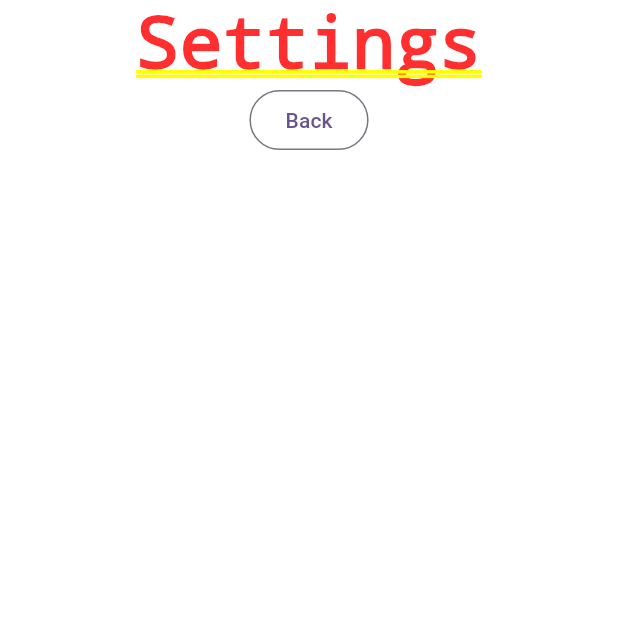
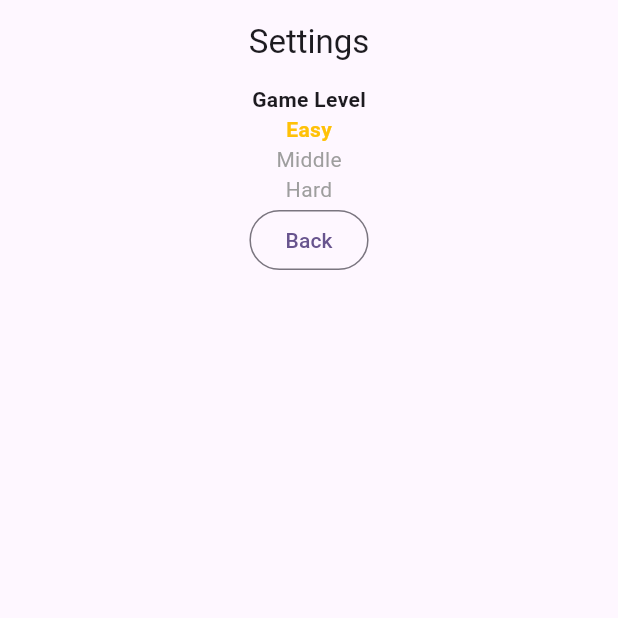
Before and after one commit to PelipetsOlga/TicTacToe, a Flutter app: the screen it shows after launch, after a tap on "Run", after a tap on "Back", after a tap on "Settings", on a phone screen of 412 x 824 dp, the top half of it. Run offline on Flutter 3.47's test engine with Material 2 defaults, Android fonts, the phone set to English and light mode, and no system bars; our stand-ins replace equatable, flutter_bloc, get_it, go_router, shared_preferences.

Commit message:
Settings

```diff
--- a/lib/wigets/board_vidget.dart
+++ b/lib/game/board_vidget.dart
@@ -1,5 +1,5 @@
 import 'package:flutter/material.dart';
-import 'package:tic_tac_game/wigets/cell_widget.dart';
+import 'package:tic_tac_game/game/cell_widget.dart';
 import 'package:tic_tac_game/logic/models.dart';
 
 typedef CellTapCallback = void Function(Point point);
--- a/lib/wigets/game_widget.dart
+++ b/lib/game/game_widget.dart
@@ -1,5 +1,7 @@
 import 'package:flutter/material.dart';
+import 'package:get_it/get_it.dart';
 import 'package:go_router/go_router.dart';
+import 'package:tic_tac_game/logic/game_repository.dart';
 import 'package:tic_tac_game/logic/models.dart';
 import 'package:tic_tac_game/logic/game_model.dart';
 
@@ -17,16 +19,14 @@ class GameWidget extends StatefulWidget {
 class GameWidgetState extends State<GameWidget> {
   late GameModel viewModel;
   late Board board;
-
-  @override
-  void initState() {
-    viewModel = GameModel();
-    board = viewModel.board;
-    super.initState();
-  }
+  late GameRepository repository;
 
   @override
   Widget build(BuildContext context) {
+    // repository = GetIt.instance.get<GameRepository>();
+    // viewModel = await repository.provideGameModel();
+    viewModel = GameModel(Level.easy, WhosTurnBeFirst.me, GameType.g_6_6_4, true);
+    board = viewModel.board;
     IconData iconData;
     if (viewModel.nextSymbol == TicTacSymbol.cross) {
       iconData = Icons.close_rounded;
--- a/lib/logic/game_model.dart
+++ b/lib/logic/game_model.dart
@@ -1,17 +1,21 @@
 
 import 'package:tic_tac_game/logic/models.dart';
-import 'package:tic_tac_game/utils.dart';
+import 'package:tic_tac_game/logic/utils.dart';
 
 class GameModel {
   late Board board;
   late TicTacSymbol nextSymbol;
+  Level level;
+  WhosTurnBeFirst whoFirst;
+  GameType gameType;
+  bool gameWithComp;
 
-  GameModel() {
+  GameModel(this.level, this.whoFirst, this.gameType, this.gameWithComp) {
     reset();
   }
 
   void reset() {
-    board = Board(6, 4, true);
+    board = Board(gameType.fieldSize, gameType.winLength, gameWithComp);
     nextSymbol = TicTacSymbol.cross;
   }
 
--- /dev/null
+++ b/lib/logic/game_repository.dart
@@ -0,0 +1,144 @@
+import 'package:tic_tac_game/logic/models.dart';
+import 'game_model.dart';
+import 'package:shared_preferences/shared_preferences.dart';
+
+abstract class GameRepository {
+
+  Future<GameModel> provideGameModel();
+  Future<Level> getLevel();
+  Future<WhosTurnBeFirst> whosTurnBeFirst();
+  Future<GameType> gameType();
+  Future<void> setLevel(Level level);
+  Future<void> setWhosTurnBeFirst(WhosTurnBeFirst who);
+  Future<void> setGameType(GameType type);
+  Future<void> setGameWithComp(bool value);
+  Future<bool> isGameWithComp();
+}
+
+class GameRepositoryImpl extends GameRepository {
+
+  final Future<SharedPreferences> _prefs = SharedPreferences.getInstance();
+
+  @override
+  Future<GameModel> provideGameModel() async {
+    Level level = await getLevel();
+    WhosTurnBeFirst who = await whosTurnBeFirst();
+    GameType type = await gameType();
+    bool gameWithComp = await isGameWithComp();
+    return GameModel(level, who, type, gameWithComp);
+  }
+
+  @override
+  Future<Level> getLevel() async {
+    final SharedPreferences prefs = await _prefs;
+    String type = prefs.getString("game_level") ?? "easy";
+    Level result;
+    if (type == "middle") {
+      result = Level.middle;
+    } else if (type == "hard") {
+      result = Level.hard;
+    } else {
+      result = Level.easy;
+    }
+    return result;
+  }
+
+  @override
+  Future<WhosTurnBeFirst> whosTurnBeFirst() async {
+    final SharedPreferences prefs = await _prefs;
+    String type = prefs.getString("game_who_first") ?? "me";
+    WhosTurnBeFirst result;
+    if (type == "me") {
+      result = WhosTurnBeFirst.me;
+    }
+    if (type == "opponent") {
+      result = WhosTurnBeFirst.opponent;
+    } else {
+      result = WhosTurnBeFirst.alternately;
+    }
+    return result;
+  }
+
+  @override
+  Future<GameType> gameType() async {
+    final SharedPreferences prefs = await _prefs;
+    String type = prefs.getString("game_type") ?? "g_6_6_4";
+    GameType result;
+    if (type == "g_3_3_3") {
+      result = GameType.g_3_3_3;
+    } else if (type == "g_4_4_3") {
+      result = GameType.g_4_4_3;
+    } else if (type == "g_5_5_3") {
+      result = GameType.g_5_5_3;
+    } else if (type == "g_5_5_4") {
+      result = GameType.g_5_5_4;
+    } else if (type == "g_5_5_5") {
+      result = GameType.g_5_5_5;
+    } else {
+      result = GameType.g_6_6_4;
+    }
+    return result;
+  }
+
+  @override
+  Future<void> setLevel(Level level) async {
+    final SharedPreferences prefs = await _prefs;
+    String t;
+    if (level == Level.easy) {
+      t = "easy";
+    } else if (level == Level.middle) {
+      t = "middle";
+    } else {
+      t = "hard";
+    }
+    prefs.setString("game_level", t);
+  }
+
+  @override
+  Future<void> setWhosTurnBeFirst(WhosTurnBeFirst who) async {
+    final SharedPreferences prefs = await _prefs;
+    String t;
+    if (who == WhosTurnBeFirst.me) {
+      t = "me";
+    }
+    if (who == WhosTurnBeFirst.opponent) {
+      t = "opponent";
+    } else {
+      t = "alternately";
+    }
+    prefs.setString("game_who_first", t);
+  }
+
+  @override
+  Future<void> setGameType(GameType type) async {
+    final SharedPreferences prefs = await _prefs;
+    String t;
+    if (type == GameType.g_3_3_3) {
+      t = "g_3_3_3";
+    } else if (type == GameType.g_4_4_3) {
+      t = "g_4_4_3";
+    } else if (type == GameType.g_5_5_3) {
+      t = "g_5_5_3";
+    } else if (type == GameType.g_5_5_4) {
+      t = "g_5_5_4";
+    } else if (type == GameType.g_5_5_5) {
+      t = "g_5_5_5";
+    } else {
+      t = "g_6_6_4";
+    }
+    prefs.setString("game_type", t);
+  }
+
+  @override
+  Future<void> setGameWithComp(bool value) async {
+    final SharedPreferences prefs = await _prefs;
+    prefs.setBool("game_with_comp", value);
+  }
+
+  @override
+  Future<bool> isGameWithComp() async {
+    final SharedPreferences prefs = await _prefs;
+    bool type = prefs.getBool("game_with_comp") ?? true;
+    return type;
+  }
+}
--- a/lib/logic/models.dart
+++ b/lib/logic/models.dart
@@ -4,11 +4,52 @@ enum TicTacSymbol { cross, oval, none }
 
 enum Level { easy, middle, hard }
 
-enum WhosTurnBeFirst { me, opponent }
+enum WhosTurnBeFirst { me, opponent, alternately }
 
 // First and second number is the size of board
 // Third number is the size of line to win
 enum GameType { g_3_3_3, g_4_4_3, g_5_5_3, g_5_5_4, g_5_5_5, g_6_6_4 }
+
+extension GameTypeExtension on GameType {
+
+  int get fieldSize {
+    switch (this) {
+      case GameType.g_3_3_3:
+        return 3;
+      case GameType.g_4_4_3:
+        return 4;
+      case GameType.g_5_5_3:
+        return 5;
+      case GameType.g_5_5_4:
+        return 5;
+      case GameType.g_5_5_5:
+        return 5;
+      case GameType.g_6_6_4:
+        return 6;
+      default:
+        return 3;
+    }
+  }
+
+  int get winLength {
+    switch (this) {
+      case GameType.g_3_3_3:
+        return 3;
+      case GameType.g_4_4_3:
+        return 3;
+      case GameType.g_5_5_3:
+        return 3;
+      case GameType.g_5_5_4:
+        return 4;
+      case GameType.g_5_5_5:
+        return 5;
+      case GameType.g_6_6_4:
+        return 4;
+      default:
+        return 3;
+    }
+  }
+}
 
 class Point extends Equatable {
   final int x;
--- a/lib/utils.dart
+++ b/lib/logic/utils.dart
@@ -1,6 +1,6 @@
 import 'dart:math';
 
-import 'logic/models.dart';
+import 'models.dart';
 
 bool checkProgressionContinuity(List<int> sortedList) {
   return sortedList.last - sortedList.first == sortedList.length - 1;
--- a/lib/main.dart
+++ b/lib/main.dart
@@ -1,12 +1,15 @@
 import 'package:flutter/material.dart';
-import 'package:go_router/go_router.dart';
-import 'package:tic_tac_game/wigets/game_settings_widget.dart';
-import 'package:tic_tac_game/wigets/home_settings_widget.dart';
-import 'package:tic_tac_game/wigets/home_widget.dart';
+import 'package:get_it/get_it.dart';
+import 'package:tic_tac_game/routers.dart';
 
-import 'wigets/game_widget.dart';
+import 'logic/game_repository.dart';
+
+
+GetIt getIt = GetIt.instance;
 
 void main() {
+  WidgetsFlutterBinding.ensureInitialized();
+  getIt.registerSingleton<GameRepository>(GameRepositoryImpl(), signalsReady: true);
   runApp(const MyApp());
 }
 
@@ -16,7 +19,7 @@ class MyApp extends StatelessWidget {
   @override
   Widget build(BuildContext context) {
     return MaterialApp.router(
-      routerConfig: _router,
+      routerConfig: routers,
       theme: ThemeData(
         colorScheme: ColorScheme.fromSeed(seedColor: Colors.deepPurple),
         useMaterial3: true,
@@ -24,29 +27,3 @@ class MyApp extends StatelessWidget {
     );
   }
 }
-
-final _router = GoRouter(
-  initialLocation: '/',
-  routes: [
-    GoRoute(
-      name: 'home',
-      path: '/',
-      builder: (context, state) => HomeWidget(),
-    ),
-    GoRoute(
-      name: 'home_settings',
-      path: '/home_settings',
-      builder: (context, state) => const HomeSettingsWidget(),
-    ),
-    GoRoute(
-      name: 'game_settings',
-      path: '/game_settings',
-      builder: (context, state) => const GameSettingsWidget(),
-    ),
-    GoRoute(
-      name: 'game',
-      path: '/game',
-      builder: (context, state) => const GameWidget(),
-    ),
-  ],
-);
--- /dev/null
+++ b/lib/routers.dart
@@ -0,0 +1,32 @@
+import 'package:go_router/go_router.dart';
+import 'package:tic_tac_game/settings/game_settings_widget.dart';
+import 'package:tic_tac_game/settings/home_settings_widget.dart';
+import 'package:tic_tac_game/wigets/home_widget.dart';
+
+import 'game/game_widget.dart';
+
+final routers = GoRouter(
+  initialLocation: '/',
+  routes: [
+    GoRoute(
+      name: 'home',
+      path: '/',
+      builder: (context, state) => HomeWidget(),
+    ),
+    GoRoute(
+      name: 'home_settings',
+      path: '/home_settings',
+      builder: (context, state) => const HomeSettingsWidget(),
+    ),
+    GoRoute(
+      name: 'game_settings',
+      path: '/game_settings',
+      builder: (context, state) => const GameSettingsWidget(),
+    ),
+    GoRoute(
+      name: 'game',
+      path: '/game',
+      builder: (context, state) => const GameWidget(),
+    ),
+  ],
+);
--- a/lib/wigets/game_settings_widget.dart
+++ b/lib/settings/game_settings_widget.dart
@@ -1,4 +1,4 @@
-import 'package:tic_tac_game/wigets/settings_widget.dart';
+import 'package:tic_tac_game/settings/settings_widget.dart';
 
 class GameSettingsWidget extends SettingsWidget {
   const GameSettingsWidget({super.key});
--- a/lib/wigets/home_settings_widget.dart
+++ b/lib/settings/home_settings_widget.dart
@@ -1,4 +1,4 @@
-import 'package:tic_tac_game/wigets/settings_widget.dart';
+import 'package:tic_tac_game/settings/settings_widget.dart';
 
 class HomeSettingsWidget extends SettingsWidget {
   const HomeSettingsWidget({super.key});
--- /dev/null
+++ b/lib/settings/level_bloc/bloc_event.dart
@@ -0,0 +1,20 @@
+import 'package:equatable/equatable.dart';
+
+import '../../logic/models.dart';
+
+abstract class SettingsLevelEvent extends Equatable {
+  @override
+  List<Object?> get props => [];
+}
+
+class GetLevel extends SettingsLevelEvent {}
+
+class SelectLevel extends SettingsLevelEvent {
+  SelectLevel({
+    required this.level,
+  });
+  final Level level;
+
+  @override
+  List<Object?> get props => [level];
+}
--- /dev/null
+++ b/lib/settings/level_bloc/bloc_state.dart
@@ -0,0 +1,40 @@
+import 'package:equatable/equatable.dart';
+
+import '../../logic/models.dart';
+
+enum LevelStatus { initial, success, error, loading, selected }
+
+extension LevelStatusX on LevelStatus {
+  bool get isInitial => this == LevelStatus.initial;
+
+  bool get isSuccess => this == LevelStatus.success;
+
+  bool get isError => this == LevelStatus.error;
+
+  bool get isLoading => this == LevelStatus.loading;
+
+  bool get isSelected => this == LevelStatus.selected;
+}
+
+class LevelState extends Equatable {
+  final LevelStatus status;
+  final Level selectedLevel;
+
+  const LevelState({
+    this.status = LevelStatus.initial,
+    this.selectedLevel = Level.easy,
+  });
+
+  @override
+  List<Object?> get props => [status, selectedLevel];
+
+  LevelState copyWith({
+    LevelStatus? status,
+    Level? selectedLevel,
+  }) {
+    return LevelState(
+      status: status ?? this.status,
+      selectedLevel: selectedLevel ?? this.selectedLevel,
+    );
+  }
+}
--- /dev/null
+++ b/lib/settings/level_bloc/settings_bloc.dart
@@ -0,0 +1,46 @@
+import 'package:flutter/foundation.dart';
+import 'package:flutter_bloc/flutter_bloc.dart';
+import '../../logic/game_repository.dart';
+import 'bloc_event.dart';
+import 'bloc_state.dart';
+
+class SettingsLevelBloc extends Bloc<SettingsLevelEvent, LevelState> {
+  SettingsLevelBloc({
+    required this.gameRepository,
+  }) : super(const LevelState()) {
+    on<GetLevel>(_mapGetLevelEventToState);
+    on<SelectLevel>(_mapSelectLevelEventToState);
+  }
+
+  final GameRepository gameRepository;
+
+  void _mapGetLevelEventToState(
+      GetLevel event, Emitter<LevelState> emit) async {
+    emit(state.copyWith(status: LevelStatus.loading));
+    try {
+      final selectedLevel = await gameRepository.getLevel();
+      emit(
+        state.copyWith(
+          status: LevelStatus.success,
+          selectedLevel: selectedLevel,
+        ),
+      );
+    } catch (error, stacktrace) {
+      if (kDebugMode) {
+        print(stacktrace);
+      }
+      emit(state.copyWith(status: LevelStatus.error));
+    }
+  }
+
+  void _mapSelectLevelEventToState(
+      SelectLevel event, Emitter<LevelState> emit) async {
+    await gameRepository.setLevel(event.level);
+    emit(
+      state.copyWith(
+        status: LevelStatus.selected,
+        selectedLevel: event.level,
+      ),
+    );
+  }
+}
--- /dev/null
+++ b/lib/settings/settings_level_widget.dart
@@ -0,0 +1,103 @@
+import 'package:flutter/material.dart';
+import 'package:flutter_bloc/flutter_bloc.dart';
+import 'package:tic_tac_game/logic/models.dart';
+import 'package:tic_tac_game/settings/level_bloc/bloc_event.dart';
+import 'package:tic_tac_game/settings/level_bloc/bloc_state.dart';
+
+import 'level_bloc/settings_bloc.dart';
+
+class SettingsLevelWidget extends StatelessWidget {
+  const SettingsLevelWidget({Key? key}) : super(key: key);
+
+  @override
+  Widget build(BuildContext context) {
+    return BlocBuilder<SettingsLevelBloc, LevelState>(
+      buildWhen: (previous, current) => current.status.isSuccess,
+      builder: (context, state) {
+        return LevelSelectionWidget();
+      },
+    );
+  }
+}
+
+class LevelSelectionWidget extends StatelessWidget {
+  const LevelSelectionWidget({
+    Key? key,
+  }) : super(key: key);
+
+  @override
+  Widget build(BuildContext context) {
+    return BlocBuilder<SettingsLevelBloc, LevelState>(
+      builder: (context, state) {
+        return Column(
+          children: [
+            Text(
+              'Game Level',
+              style: TextStyle(fontWeight: FontWeight.bold),
+            ),
+            GestureDetector(
+              child: Text(
+                'Easy',
+                style: TextStyle(
+                  color: state.selectedLevel == Level.easy
+                      ? Colors.amber
+                      : Colors.grey,
+                  fontWeight: state.selectedLevel == Level.easy
+                      ? FontWeight.bold
+                      : FontWeight.normal,
+                ),
+              ),
+              onTap: () async {
+                context.read<SettingsLevelBloc>().add(
+                      SelectLevel(
+                        level: Level.easy,
+                      ),
+                    );
+              },
+            ),
+            GestureDetector(
+              child: Text(
+                'Middle',
+                style: TextStyle(
+                  color: state.selectedLevel == Level.middle
+                      ? Colors.amber
+                      : Colors.grey,
+                  fontWeight: state.selectedLevel == Level.middle
+                      ? FontWeight.bold
+                      : FontWeight.normal,
+                ),
+              ),
+              onTap: () async {
+                context.read<SettingsLevelBloc>().add(
+                      SelectLevel(
+                        level: Level.middle,
+                      ),
+                    );
+              },
+            ),
+            GestureDetector(
+              child: Text(
+                'Hard',
+                style: TextStyle(
+                  color: state.selectedLevel == Level.hard
+                      ? Colors.amber
+                      : Colors.grey,
+                  fontWeight: state.selectedLevel == Level.hard
+                      ? FontWeight.bold
+                      : FontWeight.normal,
+                ),
+              ),
+              onTap: () async {
+                context.read<SettingsLevelBloc>().add(
+                      SelectLevel(
+                        level: Level.hard,
+                      ),
+                    );
+              },
+            ),
+          ],
+        );
+      },
+    );
+  }
+}
--- /dev/null
+++ b/lib/settings/settings_widget.dart
@@ -0,0 +1,58 @@
+import 'package:flutter/material.dart';
+import 'package:flutter_bloc/flutter_bloc.dart';
+import 'package:get_it/get_it.dart';
+import 'package:go_router/go_router.dart';
+import 'package:tic_tac_game/logic/game_repository.dart';
+import 'package:tic_tac_game/settings/level_bloc/bloc_event.dart';
+import 'package:tic_tac_game/settings/settings_level_widget.dart';
+
+import 'level_bloc/settings_bloc.dart';
+
+abstract class SettingsWidget extends StatelessWidget {
+  const SettingsWidget({super.key});
+
+  @override
+  Widget build(BuildContext context) {
+    return Container(
+        child: RepositoryProvider(
+            create: (context) => GetIt.instance.get<GameRepository>(),
+            child: MultiBlocProvider(providers: [
+              BlocProvider<SettingsLevelBloc>(
+                create: (context) => SettingsLevelBloc(
+                  gameRepository: context.read<GameRepository>(),
+                )..add(
+                    GetLevel(),
+                  ),
+              ),
+            ], child: SettingsLayout(getBackLink()))));
+  }
+
+  String getBackLink();
+}
+
+class SettingsLayout extends StatelessWidget {
+  String backLink;
+
+  SettingsLayout(this.backLink);
+
+  @override
+  Widget build(BuildContext context) {
+    return Scaffold(
+      appBar: AppBar(
+        title: Text('Settings'),
+        centerTitle: true,
+      ),
+      body: Center(
+        child: Column(
+          mainAxisAlignment: MainAxisAlignment.start,
+          crossAxisAlignment: CrossAxisAlignment.center,
+          children: [
+            SettingsLevelWidget(),
+            OutlinedButton(
+                onPressed: () => context.go(backLink), child: Text('Back')),
+          ],
+        ),
+      ),
+    );
+  }
+}
--- a/lib/wigets/home_widget.dart
+++ b/lib/wigets/home_widget.dart
@@ -6,13 +6,19 @@ import 'package:go_router/go_router.dart';
 class HomeWidget extends StatelessWidget{
   @override
   Widget build(BuildContext context) {
-    return Column(
+    return Scaffold(
+      body: Center(
+        child: Column(
+          mainAxisAlignment: MainAxisAlignment.center,
+          crossAxisAlignment: CrossAxisAlignment.center,
           children: [
             Text('Home'),
             OutlinedButton(onPressed: () => context.go('/game'), child: Text('Run')),
             OutlinedButton(onPressed: () => context.go('/home_settings'), child: Text('Settings')),
             OutlinedButton(onPressed: ()=> exit(0), child: Text('Exit')),
           ],
+        ),
+      ),
     );
   }
 }
--- a/lib/wigets/settings_widget.dart
+++ /dev/null
@@ -1,18 +0,0 @@
-import 'package:flutter/material.dart';
-import 'package:go_router/go_router.dart';
-
-abstract class SettingsWidget extends StatelessWidget{
-  const SettingsWidget({super.key});
-
-  @override
-  Widget build(BuildContext context) {
-    return Column(
-      children: [
-        Text('Settings'),
-        OutlinedButton(onPressed: () => context.go(getBackLink()), child: Text('Back')),
-      ],
-    );
-  }
-
-  String getBackLink();
-}
--- a/pubspec.yaml
+++ b/pubspec.yaml
@@ -37,6 +37,9 @@ dependencies:
   cupertino_icons: ^1.0.2
   equatable: ^2.0.5
   go_router: ^10.1.0
+  get_it: ^7.6.0
+  shared_preferences: ^2.2.0
+  flutter_bloc: ^8.1.3
 
 dev_dependencies:
   flutter_test:
```
Also changed, not shown: lib/game/cell_widget.dart (renamed from lib/wigets/cell_widget.dart), pubspec.lock. Lines whose indentation alone changed are shown as unchanged.
